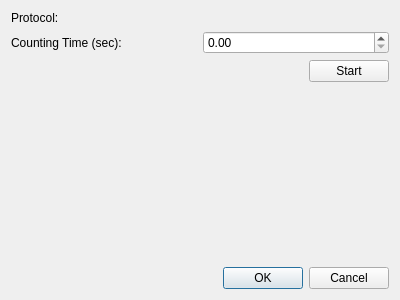
Above: qt/protocoldialog.ui from eNorris/cztgui before the change. Below: the same form after it.
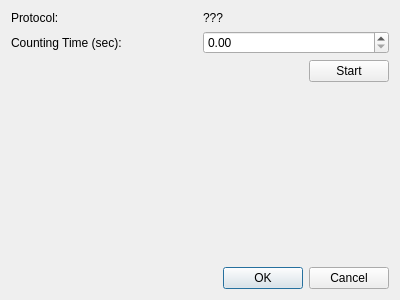
That is the form after the change.

Commit message: ProtocolDialog now loads with proper information

What changed in the file:
```diff
--- a/qt/protocoldialog.ui
+++ b/qt/protocoldialog.ui
@@ -37,6 +37,13 @@
        </property>
       </widget>
      </item>
+     <item>
+      <widget class="QLabel" name="protocolLabel">
+       <property name="text">
+        <string>???</string>
+       </property>
+      </widget>
+     </item>
     </layout>
    </item>
    <item row="3" column="0">
```
Left out of the diff: 2 changed lines with no effect on the pictures. The commit also changes 5 other files.
